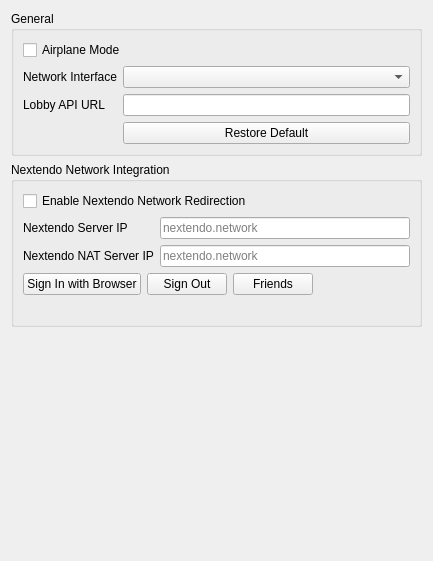
Above: src/citron/configuration/configure_network.ui from CollectingW/emulator before the change. Below: the same form after it.
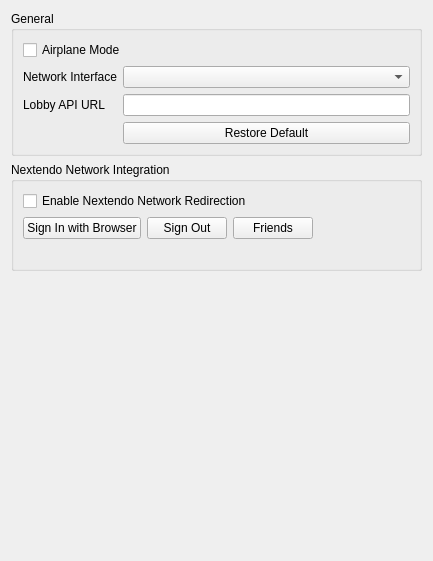
That is the form after the change.

Commit message: Fix Splatoon 2 online connectivity and related BCAT/SSL/network issues

```diff
--- a/src/citron/configuration/configure_network.ui
+++ b/src/citron/configuration/configure_network.ui
@@ -81,41 +81,7 @@
           </property>
          </widget>
         </item>
-        <item row="1" column="0">
-         <widget class="QLabel" name="label_nextendo_server">
-          <property name="text">
-           <string>Nextendo Server IP</string>
-          </property>
-         </widget>
-        </item>
-        <item row="1" column="1">
-         <widget class="QLineEdit" name="nextendo_server_ip">
-          <property name="echoMode">
-           <enum>QLineEdit::Password</enum>
-          </property>
-          <property name="placeholderText">
-           <string>nextendo.network</string>
-          </property>
-         </widget>
-        </item>
-        <item row="2" column="0">
-         <widget class="QLabel" name="label_nextendo_nat">
-          <property name="text">
-           <string>Nextendo NAT Server IP</string>
-          </property>
-         </widget>
-        </item>
-        <item row="2" column="1">
-         <widget class="QLineEdit" name="nextendo_nat_ip">
-          <property name="echoMode">
-           <enum>QLineEdit::Password</enum>
-          </property>
-          <property name="placeholderText">
-           <string>nextendo.network</string>
-          </property>
-         </widget>
-        </item>
-        <item row="3" column="0" colspan="2">
+        <item row="1" column="0" colspan="2">
          <layout class="QHBoxLayout" name="layout_nextendo_auth">
           <item>
            <widget class="QPushButton" name="nextendo_login_button">
@@ -153,7 +119,7 @@
           </item>
          </layout>
         </item>
-        <item row="4" column="0" colspan="2">
+        <item row="2" column="0" colspan="2">
          <widget class="QLabel" name="nextendo_status">
           <property name="text">
            <string/>
```
The commit also changes 19 other files.
